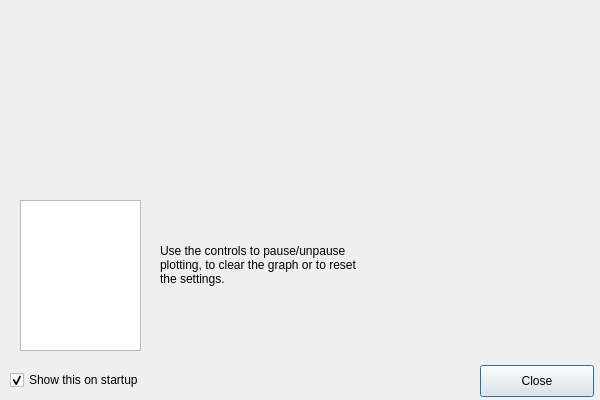
First picture: the form in welcome.ui, repository RobinRump/HodgkinHuxley, before the edit.
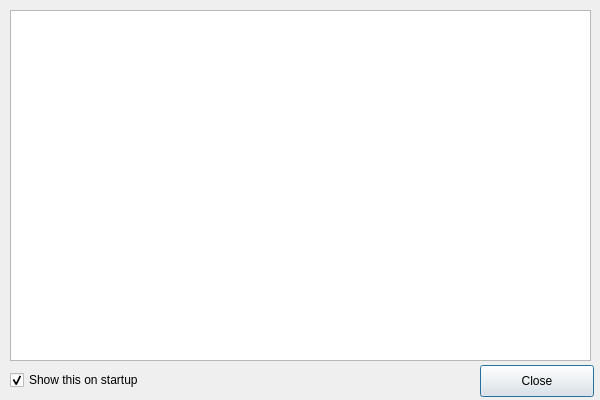
Second picture: the form after the edit. Icons and pictures are not drawn.

The edit to the form file:
```diff
--- a/welcome.ui
+++ b/welcome.ui
@@ -45,30 +45,11 @@
   <widget class="QGraphicsView" name="graphicsView">
    <property name="geometry">
     <rect>
-     <x>20</x>
-     <y>200</y>
-     <width>121</width>
-     <height>151</height>
+     <x>10</x>
+     <y>10</y>
+     <width>581</width>
+     <height>351</height>
     </rect>
-   </property>
-   <property name="styleSheet">
-    <string notr="true">background-image: url(:/resources/resources/controls.png);
-background-repeat: no-repeat;</string>
-   </property>
-  </widget>
-  <widget class="QLabel" name="label">
-   <property name="geometry">
-    <rect>
-     <x>160</x>
-     <y>240</y>
-     <width>261</width>
-     <height>51</height>
-    </rect>
-   </property>
-   <property name="text">
-    <string>Use the controls to pause/unpause&lt;br&gt;
-plotting, to clear the graph or to reset&lt;br&gt;
-the settings. </string>
    </property>
   </widget>
  </widget>
```
